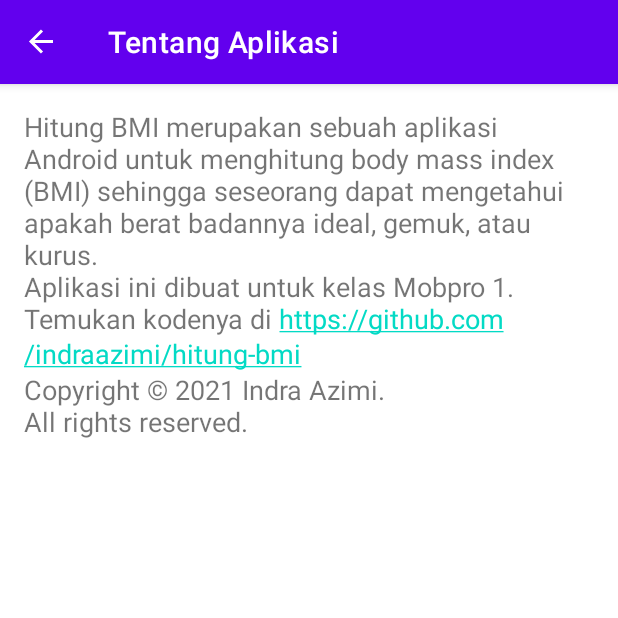
After one commit to D3IF-Cool/4301-hitung-bmi-salsabilavalen26, an Android app: the AboutFragment screen opened through its navigation route, on a phone screen of 412 x 824 dp, the top half of it. The commit adds this screen. Run offline under Robolectric (Android 15) with nearby library versions, the phone set to English and light mode, and no system bars; our stand-ins replace navigation-ui.

Commit message:
Membuat navigasi menggunakan menu

```diff
--- /dev/null
+++ b/app/src/main/java/org/d3if2092/hitungbmi/ui/AboutFragment.kt
@@ -0,0 +1,6 @@
+package org.d3if2092.hitungbmi.ui
+
+import androidx.fragment.app.Fragment
+import org.d3if2092.hitungbmi.R
+
+class AboutFragment : Fragment(R.layout.fragment_about)
--- a/app/src/main/java/org/d3if2092/hitungbmi/ui/HitungFragment.kt
+++ b/app/src/main/java/org/d3if2092/hitungbmi/ui/HitungFragment.kt
@@ -2,12 +2,11 @@ package org.d3if2092.hitungbmi.ui
 
 import android.os.Bundle
 import android.text.TextUtils
-import android.view.LayoutInflater
-import android.view.View
-import android.view.ViewGroup
+import android.view.*
 import android.widget.Toast
 import androidx.fragment.app.Fragment
 import androidx.navigation.findNavController
+import androidx.navigation.fragment.findNavController
 import org.d3if2092.hitungbmi.R
 import org.d3if2092.hitungbmi.data.KategoriBmi
 import org.d3if2092.hitungbmi.databinding.FragmentHitungBinding
@@ -19,8 +18,23 @@ class HitungFragment : Fragment() {
     override fun onCreateView(inflater: LayoutInflater, container: ViewGroup?, savedInstanceState: Bundle?): View? {
         binding = FragmentHitungBinding.inflate(layoutInflater, container, false)
         binding.button.setOnClickListener{ hitungBmi() }
-        binding.saranButton.setOnClickListener {view: View -> view.findNavController().navigate(HitungFragmentDirections.actionHitungFragmentToSaranFragment(kategoriBmi))}
+        binding.saranButton.setOnClickListener {view: View ->
+            view.findNavController().navigate(HitungFragmentDirections.actionHitungFragmentToSaranFragment(kategoriBmi))}
+        setHasOptionsMenu(true)
         return binding.root
+    }
+
+    override fun onCreateOptionsMenu(menu: Menu, inflater: MenuInflater) {
+        super.onCreateOptionsMenu(menu, inflater)
+        inflater.inflate(R.menu.options_menu, menu)
+    }
+
+    override fun onOptionsItemSelected(item: MenuItem): Boolean {
+        if (item.itemId == R.id.menu_about) {
+            findNavController().navigate(R.id.action_hitungFragment_to_aboutFragment)
+            return true
+        }
+        return super.onOptionsItemSelected(item)
     }
 
     private fun hitungBmi() {
--- /dev/null
+++ b/app/src/main/res/layout/fragment_about.xml
@@ -0,0 +1,8 @@
+<?xml version="1.0" encoding="utf-8"?>
+<TextView xmlns:android="http://schemas.android.com/apk/res/android"
+    android:layout_width="match_parent"
+    android:layout_height="match_parent"
+    android:layout_margin="16dp"
+    android:autoLink="web"
+    android:text="@string/copyright"
+    android:textSize="18sp" />
--- /dev/null
+++ b/app/src/main/res/menu/options_menu.xml
@@ -0,0 +1,10 @@
+<?xml version="1.0" encoding="utf-8"?>
+<menu xmlns:android="http://schemas.android.com/apk/res/android"
+    xmlns:app="http://schemas.android.com/apk/res-auto">
+
+    <item
+        android:id="@+id/menu_about"
+        android:title="@string/tentang_aplikasi"
+        app:showAsAction="never"/>
+
+</menu>
--- a/app/src/main/res/values/strings.xml
+++ b/app/src/main/res/values/strings.xml
@@ -26,4 +26,10 @@
     <string name="saran_kurus">Cobalah untuk makan porsi besar, seperti burger berukuran raksasa ini.</string>
     <string name="saran_ideal">Pertahankan gaya hidupmu! Tapi jangan kebanyakan gaya karena itu berbahaya.</string>
     <string name="saran_gemuk">Cobalah untuk olahraga lari. Kemanapun boleh, asal tidak lari dari kehidupan.</string>
+
+    <string name="copyright">Hitung BMI merupakan sebuah aplikasi Android untuk menghitung body mass index (BMI) sehingga seseorang dapat mengetahui
+        apakah berat badannya ideal, gemuk, atau kurus.\n\Aplikasi ini dibuat untuk kelas Mobpro 1. Temukan kodenya di
+        https://github.com/indraazimi/hitung-bmi\n\Copyright © 2021 Indra Azimi. \nAll rights reserved.</string>
+
+    <string name="tentang_aplikasi">Tentang Aplikasi</string>
 </resources>
```
Also changed, not shown: app/src/main/res/navigation/navigation.xml (+8 -0 lines).
